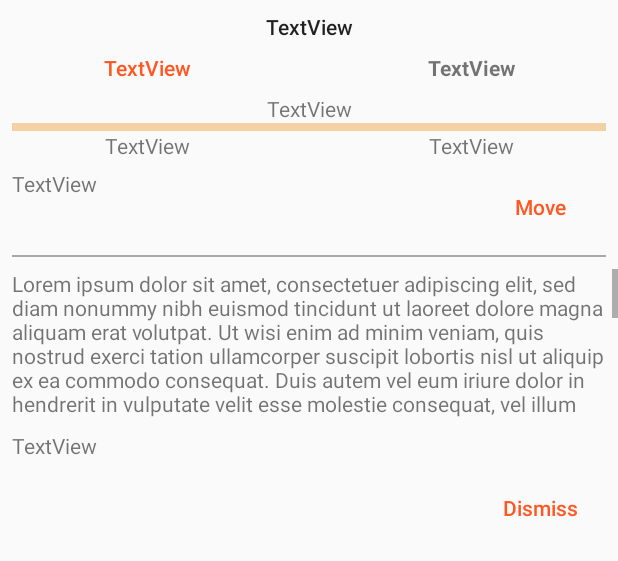
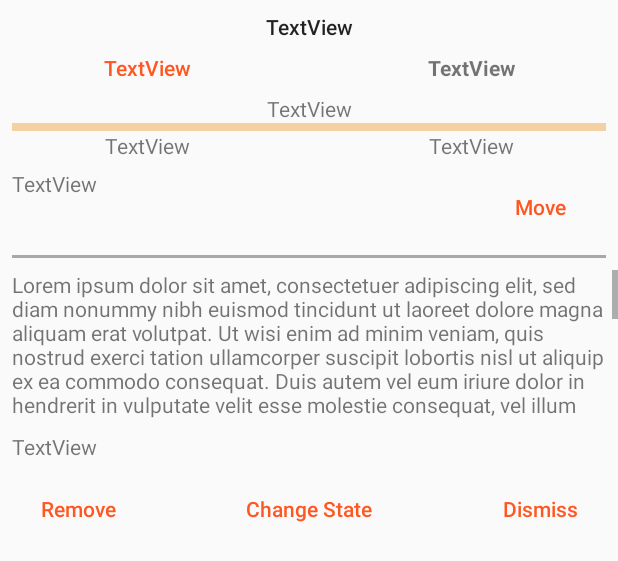
Before and after one commit to mnipshagen/planning_machine, an Android app: the layout course.xml on its own in the app's theme, with its tools: preview values and no code run, on a phone screen of 412 x 824 dp. Shown: the top 561 px of the screen. Run offline under Robolectric (Android 15) with nearby library versions, the phone set to English and light mode, and no system bars; plain views replace FloatingActionButton, FloatingActionsMenu.

Commit message:
added buttons! Yay. remove and state change

```diff
--- a/app/src/main/res/layout/course.xml
+++ b/app/src/main/res/layout/course.xml
@@ -202,15 +202,16 @@
         app:layout_constraintTop_toBottomOf="@+id/course_pm" />
 
     <View
+        android:id="@+id/course_divider"
         style="@style/Divider"
-        android:id="@+id/course_divider"
+        android:layout_height="2dp"
         android:layout_marginLeft="8dp"
         android:layout_marginRight="8dp"
+        android:layout_marginTop="8dp"
         app:layout_constraintHorizontal_bias="0.0"
         app:layout_constraintLeft_toLeftOf="parent"
         app:layout_constraintRight_toRightOf="parent"
-        app:layout_constraintTop_toBottomOf="@+id/course_butt_move"
-        android:layout_marginTop="8dp" />
+        app:layout_constraintTop_toBottomOf="@+id/course_butt_move" />
 
     <Button
         android:id="@+id/course_butt_dismiss"
@@ -227,4 +228,34 @@
         android:layout_marginTop="8dp"
         app:layout_constraintTop_toBottomOf="@+id/course_infodump" />
 
+    <Button
+        android:id="@+id/course_butt_remove"
+        style="@android:style/Widget.Material.Light.Button.Borderless"
+        android:layout_width="wrap_content"
+        android:layout_height="wrap_content"
+        android:layout_marginLeft="8dp"
+        android:layout_marginTop="8dp"
+        android:text="Remove"
+        android:textAllCaps="false"
+        android:textAppearance="@android:style/TextAppearance.Material.Button"
+        android:textColor="@color/colorAccent"
+        app:layout_constraintLeft_toLeftOf="parent"
+        app:layout_constraintTop_toBottomOf="@+id/course_infodump" />
+
+    <Button
+        android:id="@+id/course_butt_changeState"
+        style="@android:style/Widget.Material.Button.Borderless"
+        android:layout_width="wrap_content"
+        android:layout_height="wrap_content"
+        android:layout_marginLeft="8dp"
+        android:layout_marginRight="8dp"
+        android:layout_marginTop="8dp"
+        android:text="Change State"
+        android:textAllCaps="false"
+        android:textAppearance="@android:style/TextAppearance.Material.Button"
+        android:textColor="@color/colorAccent"
+        app:layout_constraintLeft_toRightOf="@+id/course_butt_remove"
+        app:layout_constraintRight_toLeftOf="@+id/course_butt_dismiss"
+        app:layout_constraintTop_toBottomOf="@+id/course_infodump" />
+
 </android.support.constraint.ConstraintLayout>
```
